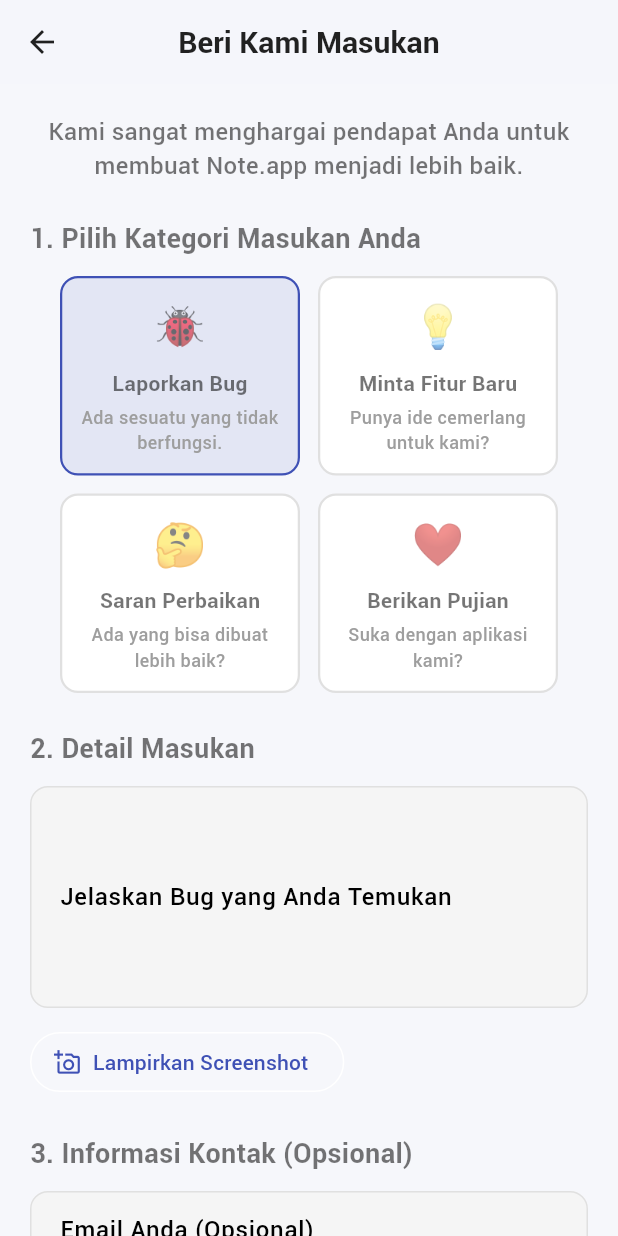
After one commit to Ryssblue/Noto-App, a Flutter app: the FeedbackPage screen opened directly, after a tap on "Laporkan Bug", on a phone screen of 412 x 824 dp. The commit adds this screen. Run offline on Flutter 3.47's test engine with Material 3 defaults, Android fonts, the phone set to English and light mode, and no system bars; our stand-ins replace file_picker, image_picker, shared_preferences; accounts and stored records are empty.

Commit message:
Update fitur feed back

```diff
--- a/lib/main.dart
+++ b/lib/main.dart
@@ -1,4 +1,3 @@
-// main.dart
 import 'package:flutter/material.dart';
 import 'package:flutter/foundation.dart';
 import 'package:provider/provider.dart';
--- /dev/null
+++ b/lib/menu/feedback_page.dart
@@ -0,0 +1,333 @@
+import 'dart:io';
+import 'package:flutter/material.dart';
+import 'package:image_picker/image_picker.dart';
+
+// Enum untuk kategori feedback (tanpa perubahan)
+enum FeedbackCategory { bug, feature, suggestion, praise }
+
+class FeedbackPage extends StatefulWidget {
+  const FeedbackPage({super.key});
+
+  @override
+  State<FeedbackPage> createState() => _FeedbackPageState();
+}
+
+class _FeedbackPageState extends State<FeedbackPage> {
+  FeedbackCategory? _selectedCategory;
+  final _formKey = GlobalKey<FormState>();
+
+  // Controllers (tanpa perubahan)
+  final _bugController = TextEditingController();
+  final _featureIdeaController = TextEditingController();
+  final _featureReasonController = TextEditingController();
+  final _generalFeedbackController = TextEditingController();
+  final _emailController = TextEditingController();
+
+  XFile? _attachment;
+  bool _isSending = false;
+
+  void _selectCategory(FeedbackCategory category) {
+    setState(() {
+      _selectedCategory = category;
+    });
+  }
+
+  Future<void> _attachFile() async {
+    final ImagePicker picker = ImagePicker();
+    final XFile? image = await picker.pickImage(source: ImageSource.gallery);
+    setState(() {
+      _attachment = image;
+    });
+  }
+
+  // == FUNGSI PENGIRIMAN FEEDBACK (VERSI SIMULASI/PALSU) ==
+  Future<void> _sendFeedback() async {
+    if (_selectedCategory == null) {
+      _showErrorDialog('Silakan pilih kategori masukan terlebih dahulu.');
+      return;
+    }
+
+    if (_formKey.currentState!.validate()) {
+      setState(() {
+        _isSending = true;
+      });
+
+      // Simulasi jeda waktu seolah-olah sedang mengirim data ke server
+      await Future.delayed(const Duration(seconds: 2));
+
+      // Setelah jeda selesai, pastikan halaman masih ada
+      if (mounted) {
+        // Hentikan loading dan tampilkan dialog sukses
+        setState(() {
+          _isSending = false;
+        });
+        _showConfirmationDialog();
+      }
+    }
+  }
+
+  // Sisa kode di bawah ini sama persis dengan sebelumnya.
+  // Tidak ada perubahan pada UI atau widget lainnya.
+
+  @override
+  Widget build(BuildContext context) {
+    return Scaffold(
+      appBar: AppBar(
+        title: const Text('Beri Kami Masukan'),
+        centerTitle: true,
+      ),
+      body: SingleChildScrollView(
+        padding: const EdgeInsets.all(20.0),
+        child: Form(
+          key: _formKey,
+          child: Column(
+            crossAxisAlignment: CrossAxisAlignment.stretch,
+            children: [
+              const Text(
+                'Kami sangat menghargai pendapat Anda untuk membuat Note.app menjadi lebih baik.',
+                textAlign: TextAlign.center,
+                style: TextStyle(fontSize: 16),
+              ),
+              const SizedBox(height: 24),
+              const Text('1. Pilih Kategori Masukan Anda', style: TextStyle(fontSize: 18, fontWeight: FontWeight.bold)),
+              const SizedBox(height: 12),
+              _buildCategorySelection(),
+              const SizedBox(height: 24),
+              if (_selectedCategory != null) ...[
+                const Text('2. Detail Masukan', style: TextStyle(fontSize: 18, fontWeight: FontWeight.bold)),
+                const SizedBox(height: 12),
+                _buildDynamicFormFields(),
+                const SizedBox(height: 24),
+              ],
+              const Text('3. Informasi Kontak (Opsional)', style: TextStyle(fontSize: 18, fontWeight: FontWeight.bold)),
+              const SizedBox(height: 12),
+              TextFormField(
+                controller: _emailController,
+                decoration: const InputDecoration(
+                  labelText: 'Email Anda (Opsional)',
+                  border: OutlineInputBorder(),
+                  helperText: 'Kami mungkin akan menghubungi Anda jika memerlukan detail lebih lanjut.',
+                ),
+                keyboardType: TextInputType.emailAddress,
+              ),
+              const SizedBox(height: 32),
+              if (_isSending)
+                const Center(child: CircularProgressIndicator())
+              else
+                ElevatedButton.icon(
+                  onPressed: _sendFeedback,
+                  icon: const Icon(Icons.send),
+                  label: const Text('Kirim Masukan'),
+                  style: ElevatedButton.styleFrom(
+                    padding: const EdgeInsets.symmetric(vertical: 16),
+                    textStyle: const TextStyle(fontSize: 16, fontWeight: FontWeight.bold),
+                  ),
+                ),
+              const SizedBox(height: 12),
+              const Text(
+                'Dengan mengirim, data diagnostik seperti versi aplikasi dan model perangkat akan disertakan secara otomatis.',
+                textAlign: TextAlign.center,
+                style: TextStyle(fontSize: 12, color: Colors.grey),
+              ),
+            ],
+          ),
+        ),
+      ),
+    );
+  }
+
+  Widget _buildCategorySelection() {
+    return Wrap(
+      spacing: 12.0,
+      runSpacing: 12.0,
+      alignment: WrapAlignment.center,
+      children: [
+        _CategoryButton(
+          label: 'Laporkan Bug',
+          emoji: '🐞',
+          description: 'Ada sesuatu yang tidak berfungsi.',
+          isSelected: _selectedCategory == FeedbackCategory.bug,
+          onTap: () => _selectCategory(FeedbackCategory.bug),
+        ),
+        _CategoryButton(
+          label: 'Minta Fitur Baru',
+          emoji: '💡',
+          description: 'Punya ide cemerlang untuk kami?',
+          isSelected: _selectedCategory == FeedbackCategory.feature,
+          onTap: () => _selectCategory(FeedbackCategory.feature),
+        ),
+        _CategoryButton(
+          label: 'Saran Perbaikan',
+          emoji: '🤔',
+          description: 'Ada yang bisa dibuat lebih baik?',
+          isSelected: _selectedCategory == FeedbackCategory.suggestion,
+          onTap: () => _selectCategory(FeedbackCategory.suggestion),
+        ),
+        _CategoryButton(
+          label: 'Berikan Pujian',
+          emoji: '❤️',
+          description: 'Suka dengan aplikasi kami?',
+          isSelected: _selectedCategory == FeedbackCategory.praise,
+          onTap: () => _selectCategory(FeedbackCategory.praise),
+        ),
+      ],
+    );
+  }
+
+  Widget _buildDynamicFormFields() {
+    switch (_selectedCategory!) {
+      case FeedbackCategory.bug:
+        return Column(
+          crossAxisAlignment: CrossAxisAlignment.start,
+          children: [
+            TextFormField(
+              controller: _bugController,
+              decoration: const InputDecoration(
+                labelText: 'Jelaskan Bug yang Anda Temukan',
+                hintText: 'Contoh: Saat saya mencoba membagikan catatan, aplikasi langsung tertutup.',
+                border: OutlineInputBorder(),
+              ),
+              maxLines: 5,
+              validator: (value) => value!.isEmpty ? 'Deskripsi bug tidak boleh kosong' : null,
+            ),
+            const SizedBox(height: 12),
+            OutlinedButton.icon(
+              onPressed: _attachFile,
+              icon: const Icon(Icons.add_a_photo_outlined),
+              label: Text(_attachment == null ? 'Lampirkan Screenshot' : 'Ganti Screenshot'),
+            ),
+            if (_attachment != null)
+              Padding(
+                padding: const EdgeInsets.only(top: 8.0),
+                child: Text('File terlampir: ${_attachment!.name}', style: const TextStyle(color: Colors.green)),
+              ),
+          ],
+        );
+      case FeedbackCategory.feature:
+        return Column(
+          children: [
+            TextFormField(
+              controller: _featureIdeaController,
+              decoration: const InputDecoration(
+                labelText: 'Jelaskan Ide Fitur Anda',
+                hintText: 'Contoh: Fitur untuk mengunci catatan dengan sidik jari.',
+                border: OutlineInputBorder(),
+              ),
+              maxLines: 3,
+              validator: (value) => value!.isEmpty ? 'Ide fitur tidak boleh kosong' : null,
+            ),
+            const SizedBox(height: 16),
+            TextFormField(
+              controller: _featureReasonController,
+              decoration: const InputDecoration(
+                labelText: 'Mengapa Fitur Ini Penting Bagi Anda?',
+                hintText: 'Contoh: Untuk membantu saya menyimpan informasi sensitif.',
+                border: OutlineInputBorder(),
+              ),
+              maxLines: 3,
+              validator: (value) => value!.isEmpty ? 'Alasan tidak boleh kosong' : null,
+            ),
+          ],
+        );
+      case FeedbackCategory.suggestion:
+      case FeedbackCategory.praise:
+        return TextFormField(
+          controller: _generalFeedbackController,
+          decoration: const InputDecoration(
+            labelText: 'Tulis Masukan Anda di Sini',
+            hintText: 'Bagikan pendapat Anda selengkap mungkin...',
+            border: OutlineInputBorder(),
+          ),
+          maxLines: 6,
+          validator: (value) => value!.isEmpty ? 'Masukan tidak boleh kosong' : null,
+        );
+    }
+  }
+
+  void _showConfirmationDialog() {
+    showDialog(
+      context: context,
+      barrierDismissible: false,
+      builder: (BuildContext dialogContext) => AlertDialog(
+        title: const Text('Terima Kasih! 🎉'),
+        content: const Text('Masukan Anda telah berhasil kami terima. Terima kasih telah membantu kami menjadi lebih baik.'),
+        actions: [
+          TextButton(
+            onPressed: () {
+              Navigator.of(dialogContext).pop();
+              Navigator.of(context).pop();
+            },
+            child: const Text('Tutup'),
+          ),
+        ],
+      ),
+    );
+  }
+
+  void _showErrorDialog(String message) {
+    if (!mounted) return;
+    showDialog(
+      context: context,
+      builder: (context) => AlertDialog(
+        title: const Text('Gagal'),
+        content: Text(message),
+        actions: [
+          TextButton(
+            onPressed: () => Navigator.of(context).pop(),
+            child: const Text('OK'),
+          ),
+        ],
+      ),
+    );
+  }
+}
+
+class _CategoryButton extends StatelessWidget {
+  final String label;
+  final String emoji;
+  final String description;
+  final bool isSelected;
+  final VoidCallback onTap;
+
+  const _CategoryButton({
+    required this.label,
+    required this.emoji,
+    required this.description,
+    required this.isSelected,
+    required this.onTap,
+  });
+
+  @override
+  Widget build(BuildContext context) {
+    final theme = Theme.of(context);
+    return InkWell(
+      onTap: onTap,
+      borderRadius: BorderRadius.circular(12),
+      child: Container(
+        padding: const EdgeInsets.all(12),
+        width: 160,
+        decoration: BoxDecoration(
+          color: isSelected ? theme.primaryColor.withOpacity(0.1) : theme.cardColor,
+          border: Border.all(
+            color: isSelected ? theme.primaryColor : Colors.grey.shade300,
+            width: 1.5,
+          ),
+          borderRadius: BorderRadius.circular(12),
+        ),
+        child: Column(
+          children: [
+            Text(emoji, style: const TextStyle(fontSize: 28)),
+            const SizedBox(height: 8),
+            Text(label, style: const TextStyle(fontWeight: FontWeight.bold)),
+            const SizedBox(height: 4),
+            Text(
+              description,
+              textAlign: TextAlign.center,
+              style: const TextStyle(fontSize: 12, color: Colors.grey),
+            ),
+          ],
+        ),
+      ),
+    );
+  }
+}
--- a/lib/pages/home_page.dart
+++ b/lib/pages/home_page.dart
@@ -11,6 +11,7 @@ import 'note_detail_page.dart';
 import '../menu/favorites_page.dart';
 import '../menu/settings_page.dart';
 import '../menu/archived_notes_page.dart'; // Import halaman arsip
+import '../menu/feedback_page.dart'; // Import halaman feedback
 
 class HomePage extends StatefulWidget {
   const HomePage({super.key});
@@ -368,16 +369,20 @@ class _HomePageState extends State<HomePage> {
                 _refreshNotes();
               },
             ),
-            ListTile(
-              leading: Icon(Icons.delete_outline, color: drawerItemColor),
-              title: Text('Sampah', style: TextStyle(color: drawerItemColor)),
+             ListTile(
+              leading: Icon(Icons.feedback_outlined, color: drawerItemColor),
+              title: Text('Feedback', style: TextStyle(color: drawerItemColor)),
               onTap: () {
-                // TODO: Navigasi ke Halaman Sampah
+                Navigator.pop(context);
+                Navigator.push(
+                  context,
+                  MaterialPageRoute(builder: (context) => const FeedbackPage()),
+                );
               },
             ),
             Divider(
               color: drawerItemColor?.withOpacity(0.3),
-            ), // Theme-aware divider
+            ),
             ListTile(
               leading: Icon(Icons.settings_outlined, color: drawerItemColor),
               title: Text(
--- a/lib/pages/note_detail_page.dart
+++ b/lib/pages/note_detail_page.dart
@@ -23,8 +23,6 @@ class _NoteDetailPageState extends State<NoteDetailPage> {
     super.initState();
     _note = widget.note;
   }
-
-  // Fungsi untuk navigasi ke halaman edit
 
   @override
   Widget build(BuildContext context) {
```
